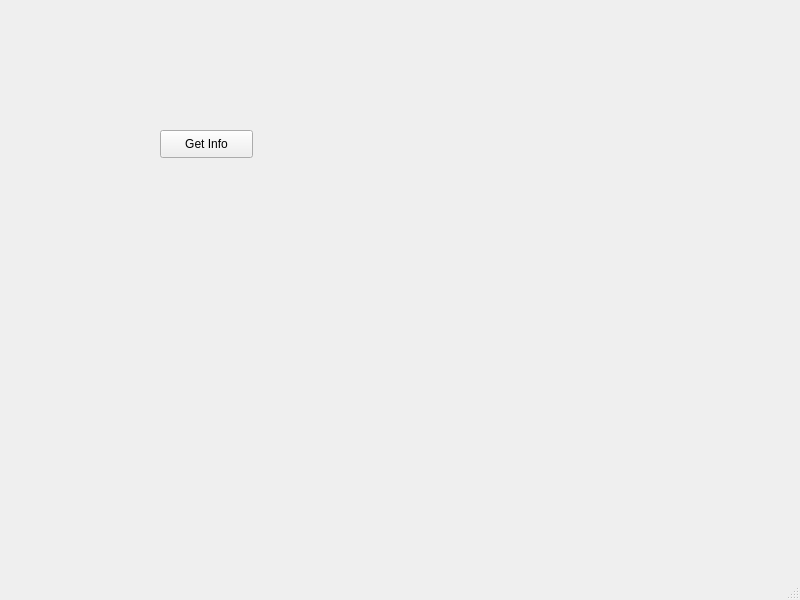
The window that mainwindow.ui (chi-chun-1999/bbb_info_app) describes before a commit, drawn with Qt 5.
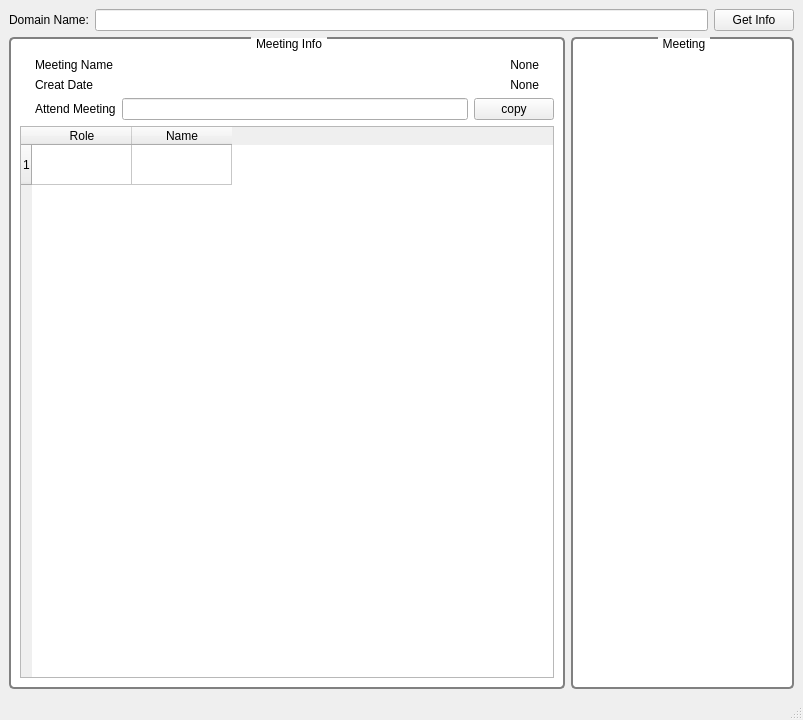
The same window after the commit.

Commit message: finish ui design and finish split getMeetings data.

```diff
--- a/mainwindow.ui
+++ b/mainwindow.ui
@@ -6,27 +6,192 @@
    <rect>
     <x>0</x>
     <y>0</y>
-    <width>800</width>
-    <height>600</height>
+    <width>803</width>
+    <height>720</height>
    </rect>
   </property>
   <property name="windowTitle">
    <string>MainWindow</string>
   </property>
+  <property name="styleSheet">
+   <string notr="true"> QGroupBox {
+     background-color: white;
+     border: 2px solid gray;
+     border-radius: 5px;
+     margin-top: 1ex; /* leave space at the top for the title */
+ } 
+QGroupBox::title {
+     subcontrol-origin: margin;
+     subcontrol-position: top center; /* position at the top center */
+     padding: 0 3px;
+    
+ }</string>
+  </property>
   <widget class="QWidget" name="centralwidget">
-   <widget class="QPushButton" name="pushButton_get_info">
-    <property name="geometry">
-     <rect>
-      <x>160</x>
-      <y>130</y>
-      <width>93</width>
-      <height>28</height>
-     </rect>
-    </property>
-    <property name="text">
-     <string>Get Info</string>
-    </property>
-   </widget>
+   <layout class="QVBoxLayout" name="verticalLayout_4">
+    <item>
+     <layout class="QVBoxLayout" name="verticalLayout_3">
+      <item>
+       <layout class="QHBoxLayout" name="horizontalLayout">
+        <item>
+         <widget class="QLabel" name="label_domain_name">
+          <property name="text">
+           <string>Domain Name:</string>
+          </property>
+         </widget>
+        </item>
+        <item>
+         <widget class="QLineEdit" name="lineEdit_domain_name">
+          <property name="text">
+           <string/>
+          </property>
+         </widget>
+        </item>
+        <item>
+         <widget class="QPushButton" name="pushButton_get_info">
+          <property name="text">
+           <string>Get Info</string>
+          </property>
+         </widget>
+        </item>
+       </layout>
+      </item>
+      <item>
+       <layout class="QHBoxLayout" name="horizontalLayout_5" stretch="5,2">
+        <item>
+         <widget class="QGroupBox" name="groupBox_Meeting_info">
+          <property name="title">
+           <string>Meeting Info</string>
+          </property>
+          <layout class="QVBoxLayout" name="verticalLayout">
+           <item>
+            <layout class="QVBoxLayout" name="verticalLayout_2">
+             <property name="topMargin">
+              <number>10</number>
+             </property>
+             <item>
+              <layout class="QHBoxLayout" name="horizontalLayout_6">
+               <property name="leftMargin">
+                <number>15</number>
+               </property>
+               <property name="rightMargin">
+                <number>15</number>
+               </property>
+               <item>
+                <widget class="QLabel" name="label_meetint_name">
+                 <property name="text">
+                  <string>Meeting Name</string>
+                 </property>
+                </widget>
+               </item>
+               <item>
+                <widget class="QLabel" name="label_meeting_name_info">
+                 <property name="text">
+                  <string>None</string>
+                 </property>
+                 <property name="alignment">
+                  <set>Qt::AlignRight|Qt::AlignTrailing|Qt::AlignVCenter</set>
+                 </property>
+                </widget>
+               </item>
+              </layout>
+             </item>
+             <item>
+              <layout class="QHBoxLayout" name="horizontalLayout_7">
+               <property name="leftMargin">
+                <number>15</number>
+               </property>
+               <property name="rightMargin">
+                <number>15</number>
+               </property>
+               <item>
+                <widget class="QLabel" name="label_creat_date">
+                 <property name="text">
+                  <string>Creat Date</string>
+                 </property>
+                </widget>
+               </item>
+               <item>
+                <widget class="QLabel" name="label_creat_date_info">
+                 <property name="text">
+                  <string>None</string>
+                 </property>
+                 <property name="alignment">
+                  <set>Qt::AlignRight|Qt::AlignTrailing|Qt::AlignVCenter</set>
+                 </property>
+                </widget>
+               </item>
+              </layout>
+             </item>
+             <item>
+              <layout class="QHBoxLayout" name="horizontalLayout_8">
+               <property name="leftMargin">
+                <number>15</number>
+               </property>
+               <item>
+                <widget class="QLabel" name="label_attend_meeting">
+                 <property name="text">
+                  <string>Attend Meeting</string>
+                 </property>
+                </widget>
+               </item>
+               <item>
+                <widget class="QLineEdit" name="lineEdit_attend_meeting_info"/>
+               </item>
+               <item>
+                <widget class="QPushButton" name="pushButton_copy">
+                 <property name="text">
+                  <string>copy</string>
+                 </property>
+                </widget>
+               </item>
+              </layout>
+             </item>
+             <item>
+              <widget class="QTableWidget" name="tableWidget_attend">
+               <property name="columnCount">
+                <number>2</number>
+               </property>
+               <attribute name="verticalHeaderMinimumSectionSize">
+                <number>40</number>
+               </attribute>
+               <row>
+                <property name="text">
+                 <string>1</string>
+                </property>
+               </row>
+               <column>
+                <property name="text">
+                 <string>Role</string>
+                </property>
+               </column>
+               <column>
+                <property name="text">
+                 <string>Name</string>
+                </property>
+               </column>
+              </widget>
+             </item>
+            </layout>
+           </item>
+          </layout>
+         </widget>
+        </item>
+        <item>
+         <widget class="QGroupBox" name="groupBox_meeting">
+          <property name="styleSheet">
+           <string notr="true"/>
+          </property>
+          <property name="title">
+           <string>Meeting</string>
+          </property>
+         </widget>
+        </item>
+       </layout>
+      </item>
+     </layout>
+    </item>
+   </layout>
   </widget>
   <widget class="QMenuBar" name="menubar">
    <property name="geometry">
```
Left out of the diff: 4 changed lines with no effect on the pictures. The commit also changes 13 other files.
